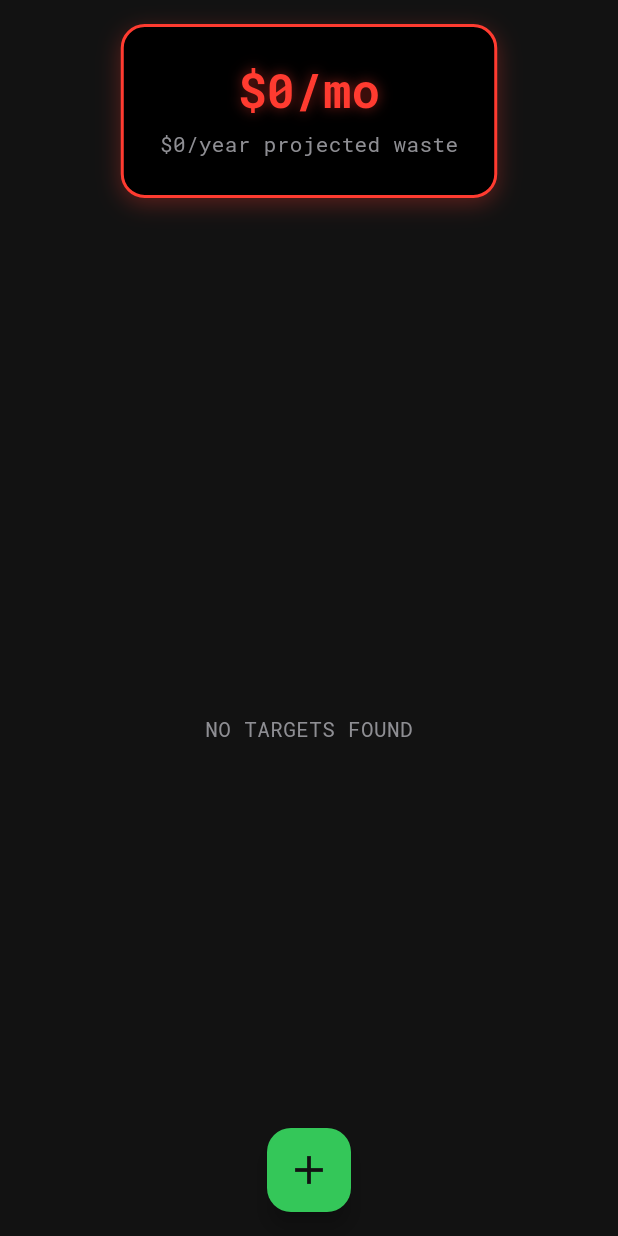
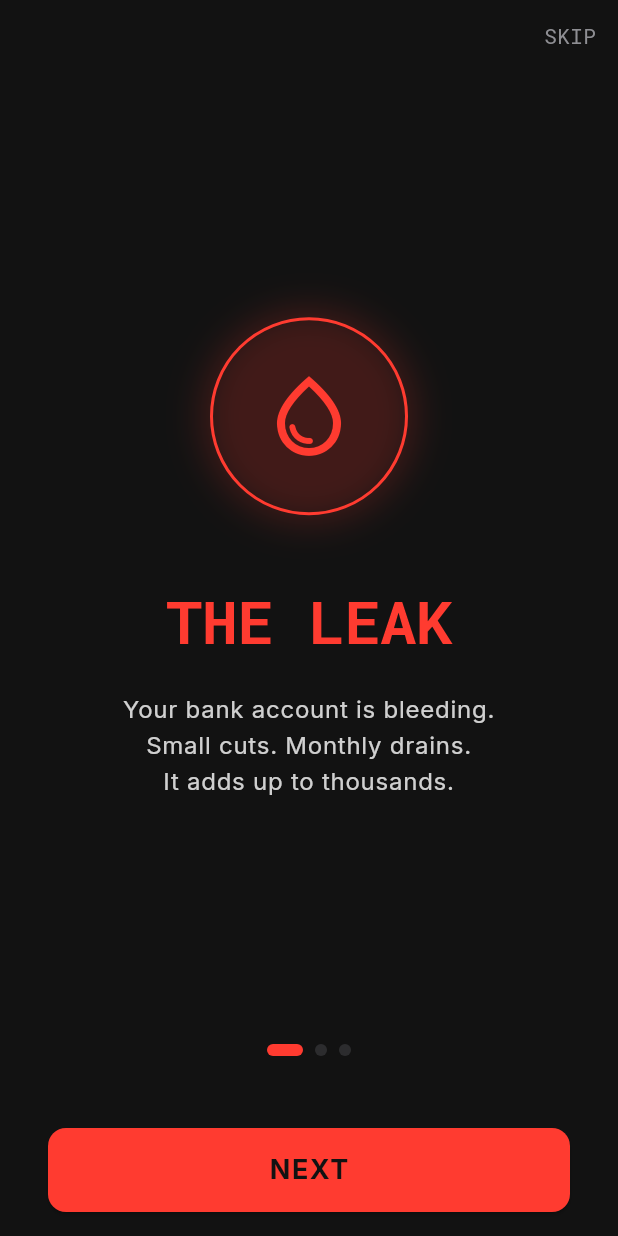
Before and after one commit to its-me-anoop/subscription_reaper, a Flutter app: the screen it shows after launch, on a phone screen of 412 x 824 dp. Run offline on Flutter 3.47's test engine with Material 3 defaults, Android fonts, the phone set to English and light mode, and no system bars; our stand-ins replace google_fonts.

Commit message:
feat: add intro screen, update app entry point to display it, and adjust widget tests accordingly

```diff
--- a/lib/main.dart
+++ b/lib/main.dart
@@ -2,7 +2,7 @@ import 'package:flutter/material.dart';
 import 'package:provider/provider.dart';
 import 'providers/subscription_provider.dart';
 import 'theme/app_theme.dart';
-import 'screens/dashboard_screen.dart';
+import 'screens/intro_screen.dart';
 
 void main() {
   runApp(const SubscriptionReaperApp());
@@ -21,7 +21,7 @@ class SubscriptionReaperApp extends StatelessWidget {
         title: 'Subscription Reaper',
         debugShowCheckedModeBanner: false,
         theme: AppTheme.darkTheme,
-        home: const DashboardScreen(),
+        home: const IntroScreen(),
       ),
     );
   }
--- /dev/null
+++ b/lib/screens/intro_screen.dart
@@ -0,0 +1,192 @@
+import 'package:flutter/material.dart';
+import 'package:flutter/services.dart';
+import '../theme/app_theme.dart';
+import 'dashboard_screen.dart';
+
+class IntroScreen extends StatefulWidget {
+  const IntroScreen({super.key});
+
+  @override
+  State<IntroScreen> createState() => _IntroScreenState();
+}
+
+class _IntroScreenState extends State<IntroScreen> {
+  final PageController _pageController = PageController();
+  int _currentPage = 0;
+
+  final List<Map<String, dynamic>> _slides = [
+    {
+      "title": "THE LEAK",
+      "subtitle":
+          "Your bank account is bleeding.\nSmall cuts. Monthly drains.\nIt adds up to thousands.",
+      "color": AppTheme.kColorNeonRed,
+      "icon": Icons.water_drop_outlined,
+    },
+    {
+      "title": "THE LIST",
+      "subtitle":
+          "See everything in one place.\nSorted by urgency.\nKnow exactly when to strike.",
+      "color": Colors.yellow,
+      "icon": Icons.list_alt_outlined,
+    },
+    {
+      "title": "THE REAPER",
+      "subtitle":
+          "Take back control.\nSwipe to kill unwanted subs.\nSave your future self.",
+      "color": AppTheme.kColorNeonGreen,
+      "icon": Icons.content_cut_outlined,
+    },
+  ];
+
+  void _onNext() {
+    HapticFeedback.lightImpact();
+    if (_currentPage < _slides.length - 1) {
+      _pageController.nextPage(
+        duration: const Duration(milliseconds: 300),
+        curve: Curves.easeInOut,
+      );
+    } else {
+      _finishIntro();
+    }
+  }
+
+  void _finishIntro() {
+    HapticFeedback.heavyImpact();
+    Navigator.pushReplacement(
+      context,
+      MaterialPageRoute(builder: (context) => const DashboardScreen()),
+    );
+  }
+
+  @override
+  Widget build(BuildContext context) {
+    return Scaffold(
+      backgroundColor: AppTheme.kColorBackground,
+      body: SafeArea(
+        child: Column(
+          children: [
+            // Skip Button
+            Align(
+              alignment: Alignment.topRight,
+              child: TextButton(
+                onPressed: _finishIntro,
+                child: Text(
+                  "SKIP",
+                  style: Theme.of(context).textTheme.bodyMedium?.copyWith(
+                    color: AppTheme.kColorLightGrey,
+                  ),
+                ),
+              ),
+            ),
+
+            // Page View
+            Expanded(
+              child: PageView.builder(
+                controller: _pageController,
+                onPageChanged: (index) => setState(() => _currentPage = index),
+                itemCount: _slides.length,
+                itemBuilder: (context, index) {
+                  final slide = _slides[index];
+                  return Padding(
+                    padding: const EdgeInsets.all(32),
+                    child: Column(
+                      mainAxisAlignment: MainAxisAlignment.center,
+                      children: [
+                        Container(
+                          padding: const EdgeInsets.all(32),
+                          decoration: BoxDecoration(
+                            shape: BoxShape.circle,
+                            border: Border.all(color: slide["color"], width: 2),
+                            boxShadow: [
+                              BoxShadow(
+                                color: (slide["color"] as Color).withValues(
+                                  alpha: 0.2,
+                                ),
+                                blurRadius: 20,
+                                spreadRadius: 5,
+                              ),
+                            ],
+                          ),
+                          child: Icon(
+                            slide["icon"],
+                            size: 64,
+                            color: slide["color"],
+                          ),
+                        ),
+                        const SizedBox(height: 48),
+                        Text(
+                          slide["title"],
+                          style: Theme.of(context).textTheme.displayLarge
+                              ?.copyWith(color: slide["color"], fontSize: 40),
+                        ),
+                        const SizedBox(height: 24),
+                        Text(
+                          slide["subtitle"],
+                          textAlign: TextAlign.center,
+                          style: Theme.of(context).textTheme.bodyLarge
+                              ?.copyWith(
+                                height: 1.5,
+                                color: Colors.white.withValues(alpha: 0.8),
+                              ),
+                        ),
+                      ],
+                    ),
+                  );
+                },
+              ),
+            ),
+
+            // Indicators
+            Row(
+              mainAxisAlignment: MainAxisAlignment.center,
+              children: List.generate(
+                _slides.length,
+                (index) => AnimatedContainer(
+                  duration: const Duration(milliseconds: 300),
+                  margin: const EdgeInsets.symmetric(horizontal: 4),
+                  width: _currentPage == index ? 24 : 8,
+                  height: 8,
+                  decoration: BoxDecoration(
+                    color: _currentPage == index
+                        ? _slides[index]["color"]
+                        : AppTheme.kColorGrey,
+                    borderRadius: BorderRadius.circular(4),
+                  ),
+                ),
+              ),
+            ),
+            const SizedBox(height: 32),
+
+            // Next/Start Button
+            Padding(
+              padding: const EdgeInsets.symmetric(horizontal: 32, vertical: 16),
+              child: SizedBox(
+                width: double.infinity,
+                height: 56,
+                child: ElevatedButton(
+                  onPressed: _onNext,
+                  style: ElevatedButton.styleFrom(
+                    backgroundColor: _slides[_currentPage]["color"],
+                    foregroundColor: Colors.black,
+                    shape: RoundedRectangleBorder(
+                      borderRadius: BorderRadius.circular(12),
+                    ),
+                  ),
+                  child: Text(
+                    _currentPage == _slides.length - 1
+                        ? "INITIALIZE REAPER"
+                        : "NEXT",
+                    style: Theme.of(context).textTheme.labelLarge?.copyWith(
+                      fontSize: 18,
+                      letterSpacing: 1,
+                    ),
+                  ),
+                ),
+              ),
+            ),
+          ],
+        ),
+      ),
+    );
+  }
+}
```
Also changed, not shown: 1 other file.
